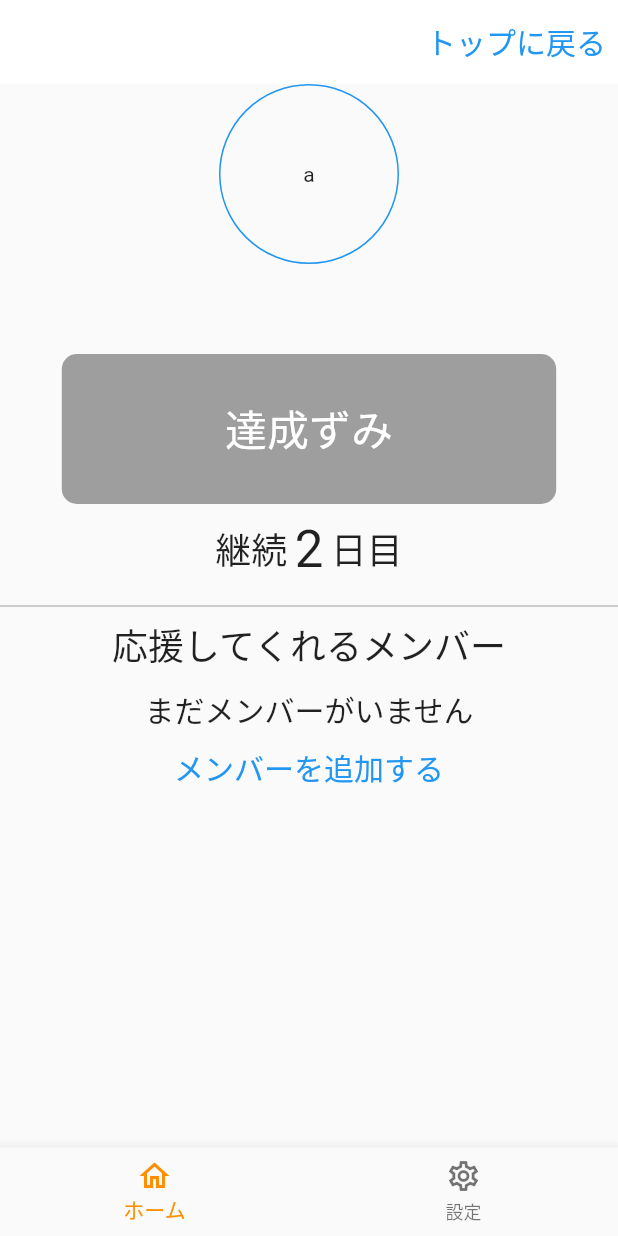
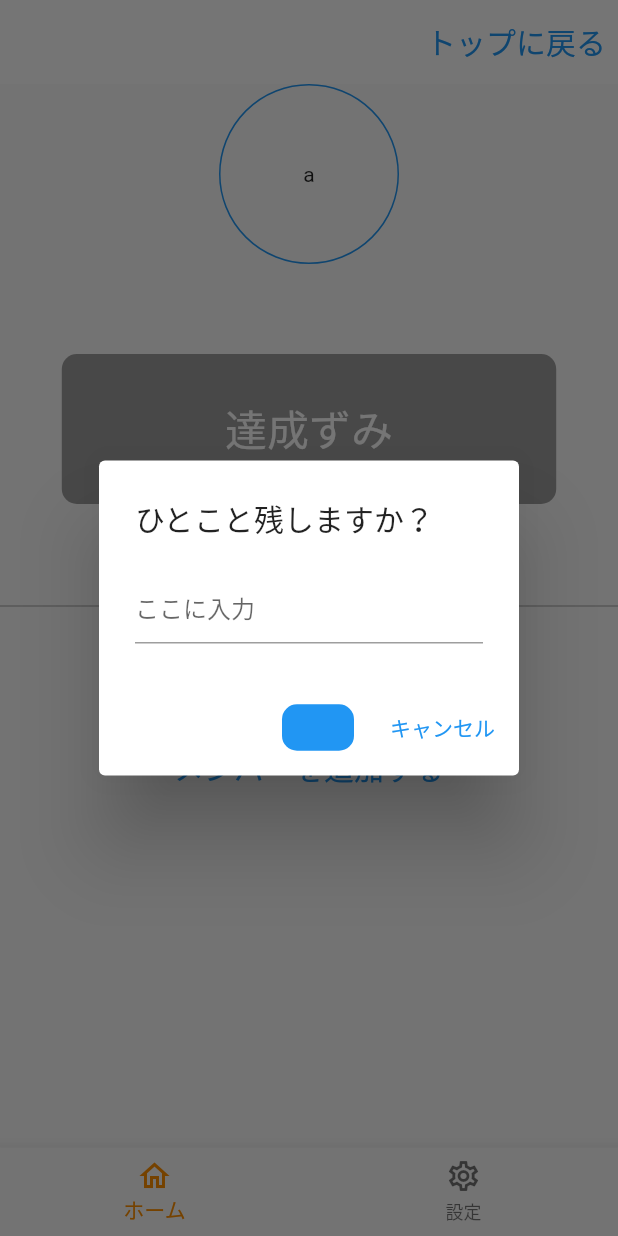
Before and after one commit to y0303noki/YellApp, a Flutter app: the MyAchievementPage screen opened directly, after a tap on "達成", on a phone screen of 412 x 824 dp. Run offline on Flutter 3.47's test engine with Material 2 defaults, Android fonts, the phone set to English and light mode, and no system bars; our stand-ins replace bubble, cloud_firestore, firebase_auth, firebase_core, flutter_hooks, hooks_riverpod and 2 more; missing offline and left inert: dart:ffi; accounts and stored records are empty; network calls fail.

Commit message:
表示のところは修正

```diff
--- a/lib/components/dialog/dialog_widget.dart
+++ b/lib/components/dialog/dialog_widget.dart
@@ -35,4 +35,53 @@ class DialogWidget {
     );
     return result;
   }
+
+  // メモ
+  Future<String> achievedMyMessagelDialog(
+    BuildContext dialogContext,
+  ) async {
+    TextEditingController _textController = TextEditingController();
+    String result = '';
+    await DialogUtil.show(
+      context: dialogContext,
+      builder: (BuildContext context) {
+        return AlertDialog(
+          title: const Text('ひとこと残しますか？'),
+          content: TextField(
+            controller: _textController,
+            decoration: InputDecoration(hintText: "ここに入力"),
+          ),
+          actions: [
+            TextButton(
+              child: Container(
+                padding: const EdgeInsets.only(
+                  left: 10,
+                  right: 10,
+                  top: 5,
+                  bottom: 5,
+                ),
+                decoration: BoxDecoration(
+                  color: Colors.blue,
+                  borderRadius: BorderRadius.circular(10),
+                ),
+                child: const Text('送信'),
+              ),
+              onPressed: () {
+                result = _textController.text;
+                Navigator.of(context).pop('YES');
+              },
+            ),
+            TextButton(
+              child: const Text('キャンセル'),
+              onPressed: () {
+                result = '';
+                Navigator.of(context).pop('NO');
+              },
+            ),
+          ],
+        );
+      },
+    );
+    return result;
+  }
 }
--- a/lib/model/myGoal.dart
+++ b/lib/model/myGoal.dart
@@ -10,6 +10,7 @@ class MyGoalModel {
   int currentTimes = 0; // 何回目？
   DateTime? updatedCurrentDayAt; // 完了した日付
   String achievedDayOrTime = ''; // 2日目が完了 '2-ok'
+  String achievedMyComment = '';
   bool isDeleted = false;
   List<String> memberIds = [];
   String inviteId = '';
@@ -24,6 +25,7 @@ class MyGoalModel {
     this.currentTimes = 0,
     this.updatedCurrentDayAt,
     this.achievedDayOrTime = '',
+    this.achievedMyComment = '',
     this.isDeleted = false,
     this.memberIds = const [],
     this.inviteId = '',
--- a/lib/screen/my/my_achievement_page.dart
+++ b/lib/screen/my/my_achievement_page.dart
@@ -1,5 +1,6 @@
 import 'package:flutter/material.dart';
 import 'package:hooks_riverpod/hooks_riverpod.dart';
+import 'package:yell_app/components/dialog/dialog_widget.dart';
 import 'package:yell_app/components/widget/button_widget.dart';
 import 'package:yell_app/components/widget/text_widget.dart';
 import 'package:yell_app/firebase/my_goal_firebase.dart';
@@ -274,11 +275,17 @@ class MyAchievementPage extends ConsumerWidget {
                   int dayOrTime = myAchievment.unitType == 0
                       ? myAchievment.currentDay
                       : myAchievment.currentTime;
-                  _myGoalFirebase.updateAchieveCurrentDayOrTime(
+
+                  // 一言コメント
+                  String achievedMyMessage =
+                      await DialogWidget().achievedMyMessagelDialog(context);
+
+                  await _myGoalFirebase.updateAchieveCurrentDayOrTime(
                       myAchievment.goalId,
                       myAchievment.unitType,
                       dayOrTime,
-                      myAchievment.achievedDayOrTime);
+                      myAchievment.achievedDayOrTime,
+                      achievedMyMessage);
                 },
                 child: myAchievment.isTapedToday
                     ? ButtonWidget.achievementedToday(deviceSize.width)
--- a/lib/screen/other/start_other_yell_list_page.dart
+++ b/lib/screen/other/start_other_yell_list_page.dart
@@ -125,7 +125,6 @@ class StartOtherYellListPage extends ConsumerWidget {
         ),
         leading: ButtonWidget.iconMainMiniWidget(_iconName),
         onTap: () {
-          print("onTap called.");
           _otherAchievment.goalTitle = myGoalModel.goalTitle;
           _otherAchievment.goalId = myGoalModel.id;
           _otherAchievment.ownerName = myGoalModel.myName;
@@ -133,7 +132,7 @@ class StartOtherYellListPage extends ConsumerWidget {
           _otherAchievment.updateCurrentDayOrTime =
               myGoalModel.updatedCurrentDayAt;
           _otherAchievment.achievedDayOrTime = myGoalModel.achievedDayOrTime;
-
+          _otherAchievment.ownerAchievedment = myGoalModel.achievedMyComment;
           if (_otherAchievment.unitType == 0) {
             _otherAchievment.currentDay = myGoalModel.currentDay;
           } else {
--- a/lib/state/my_achievment_provider.dart
+++ b/lib/state/my_achievment_provider.dart
@@ -59,10 +59,11 @@ class MyAchievment extends ChangeNotifier {
       return;
     }
     // インクリメントする前の数字を使う
-    achievedDayOrTime = '$currentDay-ok';
     if (unitType == 0) {
+      achievedDayOrTime = '$currentDay-ok';
       currentDay++;
     } else if (unitType == 1) {
+      achievedDayOrTime = '$currentTime-ok';
       currentTime++;
     }
 
--- a/lib/state/other_achievment_provider.dart
+++ b/lib/state/other_achievment_provider.dart
@@ -15,6 +15,7 @@ class OtherAchievment extends ChangeNotifier {
   String otherName = ''; // 応援している自分の名前
   List<String> memberIdList = []; // 応援しているメンバー
   bool isTapedToday = false; // 本日の分達成ずみフラグ
+  String ownerAchievedment = ''; // オーナーが達成したときのひとこと
 
   int unitType = 0; // 0:日 1:回数
   int currentDay = 1; // 現在の達成日（例：5日目 / 40日 の5日目の部分）
```
Also changed, not shown: lib/firebase/my_goal_firebase.dart (+11 -2 lines), lib/screen/other/other_yell_main_page.dart (+46 -42 lines).
